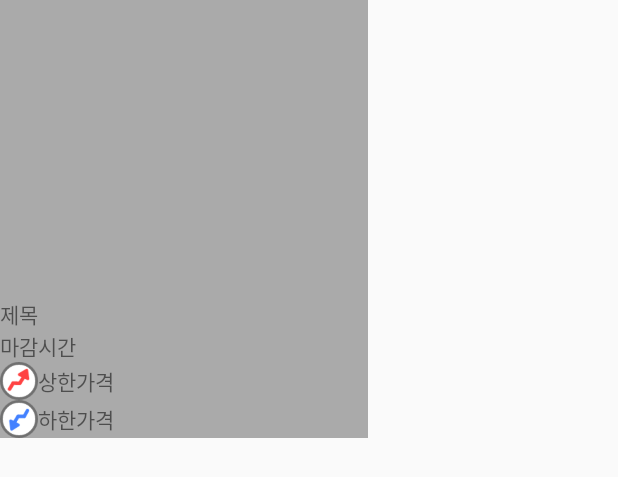
After one commit to Lee-YuGyeong/catchprice, an Android app: the layout today_aution_item.xml on its own in the app's theme, with its tools: preview values and no code run, on a phone screen of 412 x 824 dp. The commit adds this screen. Shown: the top 477 px of the screen. Run offline under Robolectric (Android 15) with nearby library versions, the phone set to English and light mode, and no system bars.

Commit message:
fragment

```diff
--- a/app/build.gradle
+++ b/app/build.gradle
@@ -47,4 +47,6 @@ dependencies {
     implementation 'com.github.bumptech.glide:glide:4.11.0'
     annotationProcessor 'com.github.bumptech.glide:compiler:4.11.0'// Glide
 
+    implementation 'androidx.recyclerview:recyclerview:1.1.0' //리사이클러뷰
+
 }
--- a/app/src/main/java/com/market/catchprice/View/HomeFragment.java
+++ b/app/src/main/java/com/market/catchprice/View/HomeFragment.java
@@ -34,7 +34,7 @@ public class HomeFragment extends Fragment implements HomeContract.View {
     @Nullable
     @Override
     public View onCreateView(@NonNull LayoutInflater inflater, @Nullable ViewGroup container, @Nullable Bundle savedInstanceState) {
-        View v=inflater.inflate(, container, false);
+        View v=inflater.inflate(R.layout.fragment_home, container, false);
 
         init(v);
         //initializing UI
--- /dev/null
+++ b/app/src/main/res/layout/fragment_home.xml
@@ -0,0 +1,13 @@
+<?xml version="1.0" encoding="utf-8"?>
+<LinearLayout xmlns:android="http://schemas.android.com/apk/res/android"
+    android:layout_width="match_parent"
+    android:layout_height="match_parent"
+    android:orientation="vertical">
+
+    <ImageView
+        android:layout_width="140dp"
+        android:layout_height="30dp"
+        android:background="@drawable/text_recommend" />
+
+
+</LinearLayout>
--- /dev/null
+++ b/app/src/main/res/layout/today_aution_item.xml
@@ -0,0 +1,90 @@
+<?xml version="1.0" encoding="utf-8"?>
+<androidx.constraintlayout.widget.ConstraintLayout xmlns:android="http://schemas.android.com/apk/res/android"
+    xmlns:app="http://schemas.android.com/apk/res-auto"
+    xmlns:tools="http://schemas.android.com/tools"
+    android:layout_width="match_parent"
+    android:layout_height="match_parent">
+
+    <ImageView
+        android:id="@+id/imageView"
+        android:layout_width="245dp"
+        android:layout_height="292dp"
+        app:layout_constraintStart_toStartOf="parent"
+        app:layout_constraintTop_toTopOf="parent"
+        tools:srcCompat="@android:color/darker_gray" />
+
+    <RelativeLayout
+        android:layout_width="0dp"
+        android:layout_height="wrap_content"
+        app:layout_constraintBottom_toBottomOf="@+id/imageView"
+        app:layout_constraintEnd_toEndOf="@+id/imageView"
+        app:layout_constraintHorizontal_bias="0.0"
+        app:layout_constraintStart_toStartOf="@+id/imageView">
+
+
+        <TextView
+            android:id="@+id/title"
+            android:layout_width="wrap_content"
+            android:layout_height="wrap_content"
+            android:layout_weight="1"
+            android:text="제목" />
+
+
+        <TextView
+            android:id="@+id/time"
+            android:layout_width="wrap_content"
+            android:layout_height="wrap_content"
+            android:layout_below="@+id/title"
+            android:layout_weight="1"
+            android:text="마감시간" />
+
+
+        <LinearLayout
+            android:id="@+id/upper"
+            android:layout_width="wrap_content"
+            android:layout_height="wrap_content"
+            android:layout_below="@+id/time"
+            android:orientation="horizontal">
+
+            <ImageView
+                android:id="@+id/img_upper"
+                android:layout_width="25dp"
+                android:layout_height="25dp"
+                android:layout_marginTop="0dp"
+                android:background="@drawable/upper" />
+
+            <TextView
+                android:id="@+id/text_upper"
+                android:layout_width="wrap_content"
+                android:layout_height="wrap_content"
+                android:layout_gravity="center_vertical"
+                android:text="상한가격" />
+        </LinearLayout>
+
+
+        <LinearLayout
+            android:layout_width="wrap_content"
+            android:layout_height="wrap_content"
+            android:layout_below="@+id/upper"
+            android:orientation="horizontal">
+
+            <ImageView
+                android:id="@+id/img_lower"
+                android:layout_width="25dp"
+                android:layout_height="25dp"
+                android:layout_marginTop="0dp"
+                android:background="@drawable/lower" />
+
+            <TextView
+                android:id="@+id/text_lower"
+                android:layout_width="wrap_content"
+                android:layout_height="wrap_content"
+                android:layout_gravity="center_vertical"
+                android:text="하한가격" />
+
+
+        </LinearLayout>
+
+    </RelativeLayout>
+
+</androidx.constraintlayout.widget.ConstraintLayout>
```
Also changed, not shown: app/src/main/res/drawable/lower.png (added), app/src/main/res/drawable/text_recommend.png (added), app/src/main/res/drawable/upper.png (added).
